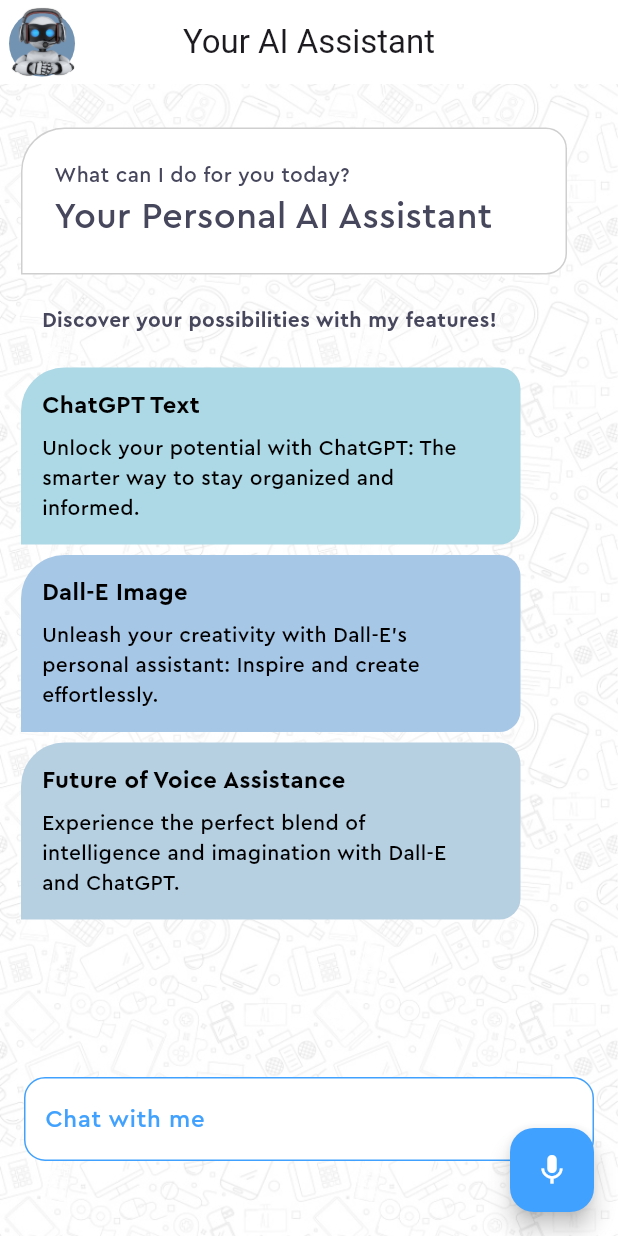
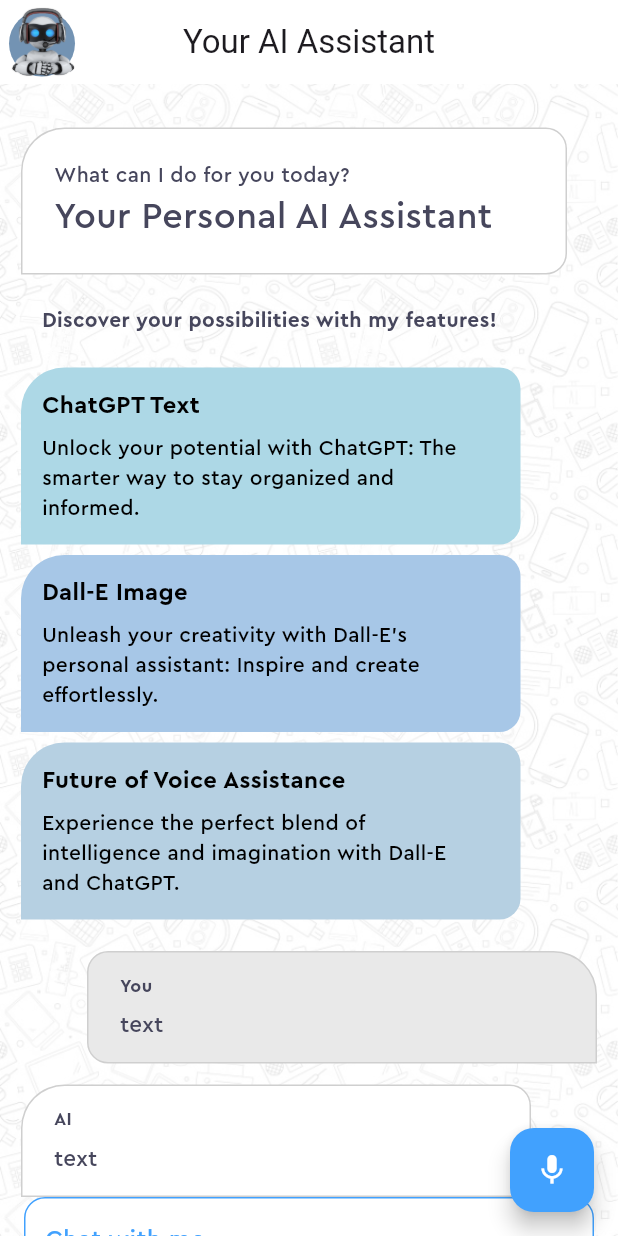
Before and after one commit to barisozgenn/ChatAI-Flutter, a Flutter app: the screen it shows after launch, on a phone screen of 412 x 824 dp. Run offline on Flutter 3.47's test engine with Material 2 defaults, Android fonts, the phone set to English and light mode, and no system bars; our stand-ins replace animate_do, flutter_tts, speech_to_text.

Commit message:
custom message baloon designed

```diff
--- a/photo_ml/lib/home_page.dart
+++ b/photo_ml/lib/home_page.dart
@@ -3,6 +3,7 @@
 import 'package:flutter_tts/flutter_tts.dart';
 import 'package:photo_ml/apis/openai_service.dart';
 import 'package:photo_ml/feature_list_item.dart';
+import 'package:photo_ml/message_baloon.dart';
 import 'package:photo_ml/theme/pallette.dart';
 import 'package:speech_to_text/speech_recognition_result.dart';
 import 'package:speech_to_text/speech_to_text.dart';
@@ -261,7 +262,15 @@
                         ],
                       ),
                     ),
-                  )
+                  ),
+                  const MessageBaloon(
+                      backgroundColor: Pallete.whiteColor,
+                      text: "text",
+                      isAI: false),
+                  const MessageBaloon(
+                      backgroundColor: Pallete.whiteColor,
+                      text: "text",
+                      isAI: true),
                 ],
               ),
             ),
--- /dev/null
+++ b/photo_ml/lib/message_baloon.dart
@@ -0,0 +1,92 @@
+import 'package:animate_do/animate_do.dart';
+import 'package:flutter/cupertino.dart';
+import 'package:photo_ml/theme/pallette.dart';
+
+class MessageBaloon extends StatelessWidget {
+  final Color backgroundColor;
+  final String text;
+  final String? imageUrl;
+  final bool isAI;
+  const MessageBaloon(
+      {super.key,
+      required this.backgroundColor,
+      required this.text,
+      required this.isAI,
+      this.imageUrl});
+
+  @override
+  Widget build(BuildContext context) {
+    return FadeInRight(
+      child: Visibility(
+        child: Container(
+          padding: const EdgeInsets.symmetric(horizontal: 14, vertical: 7),
+          margin: const EdgeInsets.symmetric(
+            horizontal: 14,
+          ).copyWith(top: 14, right: isAI ? 58 : 14, left: !isAI ? 58 : 14),
+          decoration: BoxDecoration(
+              border: Border.all(color: Pallete.borderColor),
+              color: isAI
+                  ? const Color.fromARGB(255, 255, 255, 255)
+                  : const Color.fromARGB(255, 233, 233, 233),
+              borderRadius: BorderRadius.circular(14).copyWith(
+                  bottomLeft: isAI ? Radius.zero : const Radius.circular(14),
+                  bottomRight: !isAI ? Radius.zero : const Radius.circular(14),
+                  topRight: !isAI
+                      ? const Radius.circular(29)
+                      : const Radius.circular(14),
+                  topLeft: isAI
+                      ? const Radius.circular(29)
+                      : const Radius.circular(14))),
+          child: Column(
+            children: [
+              Padding(
+                padding: const EdgeInsets.only(
+                  left: 7,
+                  top: 7,
+                  bottom: 0,
+                ),
+                child: Align(
+                  alignment: Alignment.centerLeft,
+                  child: Text(
+                    isAI ? 'AI' : 'You',
+                    style: const TextStyle(
+                        fontFamily: 'Cera Pro',
+                        color: Pallete.mainFontColor,
+                        fontSize: 12,
+                        fontWeight: FontWeight.bold),
+                  ),
+                ),
+              ),
+              Padding(
+                padding: const EdgeInsets.only(
+                  left: 7,
+                  top: 7,
+                  bottom: 7,
+                ),
+                child: Align(
+                  alignment: Alignment.centerLeft,
+                  child: Text(
+                    text,
+                    style: const TextStyle(
+                        fontFamily: 'Cera Pro',
+                        color: Pallete.mainFontColor,
+                        fontSize: 15),
+                  ),
+                ),
+              ),
+
+              // image generated
+              if (imageUrl != null)
+                Padding(
+                  padding: const EdgeInsets.all(7.0),
+                  child: ClipRRect(
+                      borderRadius: BorderRadius.circular(4),
+                      child: Image.network(imageUrl!)),
+                ),
+            ],
+          ),
+        ),
+      ),
+    );
+  }
+}
```
